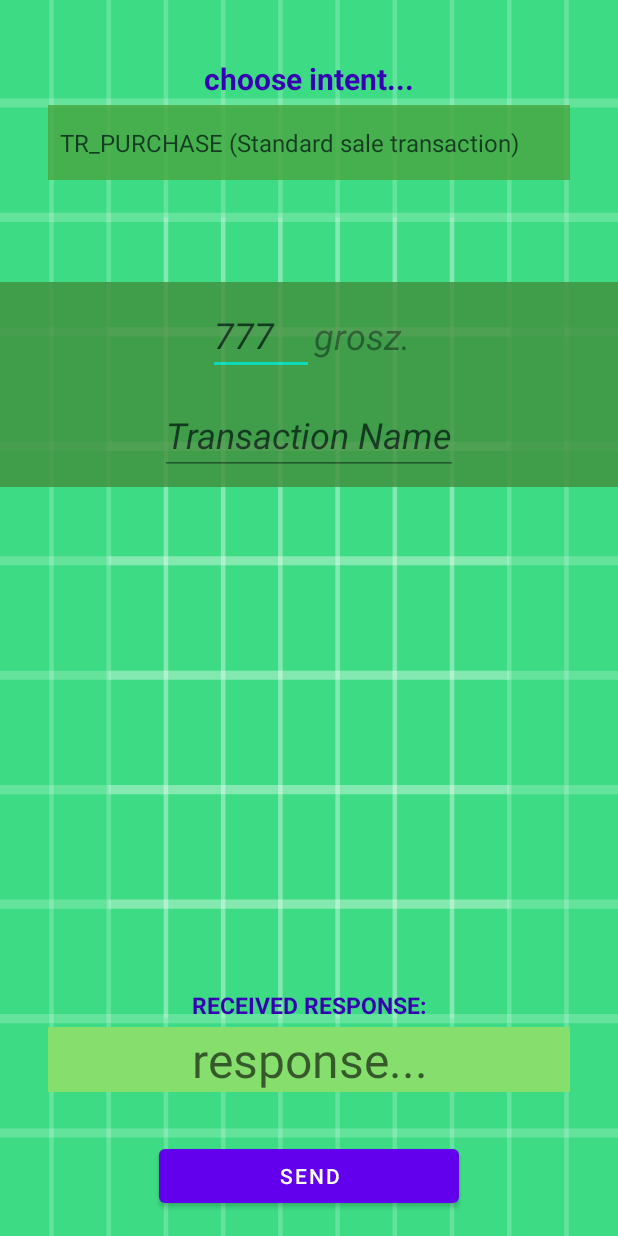
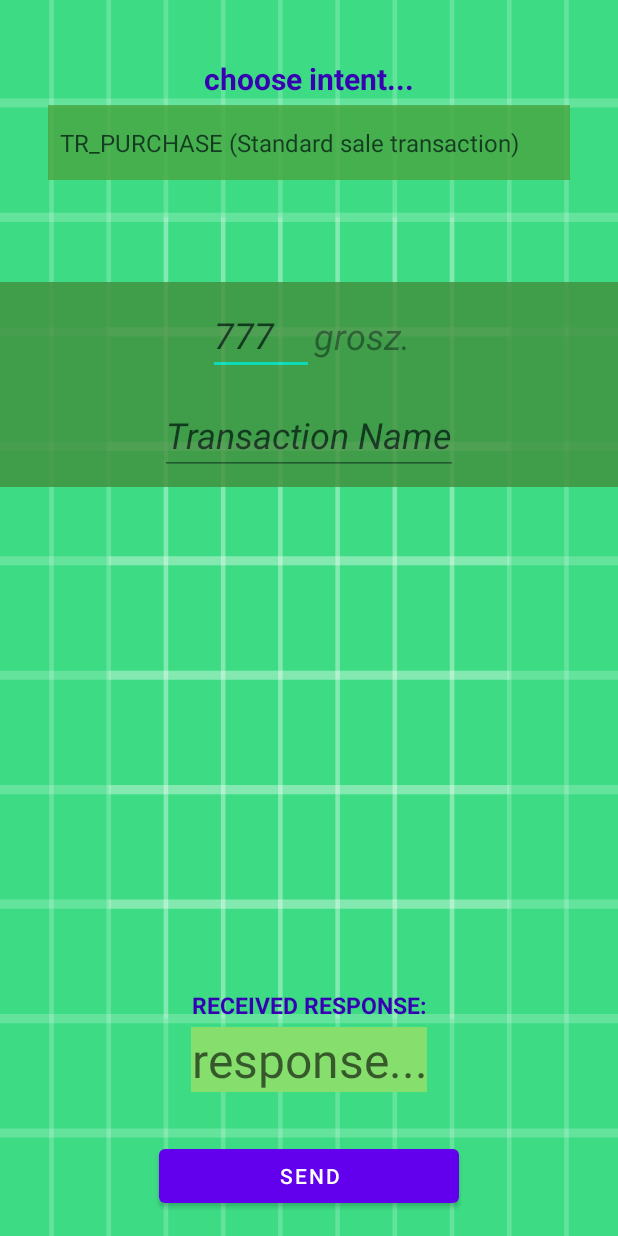
Before and after one commit to BogdanBaz/BogdanPaymentApp, an Android app: the screen it shows after launch (MainActivity), on a phone screen of 412 x 824 dp. Run offline under Robolectric (Android 15) with nearby library versions, the phone set to English and light mode, and no system bars.

```diff
--- a/app/src/main/res/layout/activity_main.xml
+++ b/app/src/main/res/layout/activity_main.xml
@@ -9,9 +9,11 @@
 
     <TextView
         android:id="@+id/txt_response"
-        android:layout_width="match_parent"
+        android:layout_width="wrap_content"
         android:layout_height="wrap_content"
-        android:layout_margin="32dp"
+        android:layout_marginStart="8dp"
+        android:layout_marginEnd="8dp"
+        android:layout_marginBottom="32dp"
         android:background="#86DF6C"
         android:gravity="center"
         android:hint="response..."
```
Also changed, not shown: app/src/main/java/com/example/bogdanpaymentapp/MainActivity.java (+40 -14 lines).
